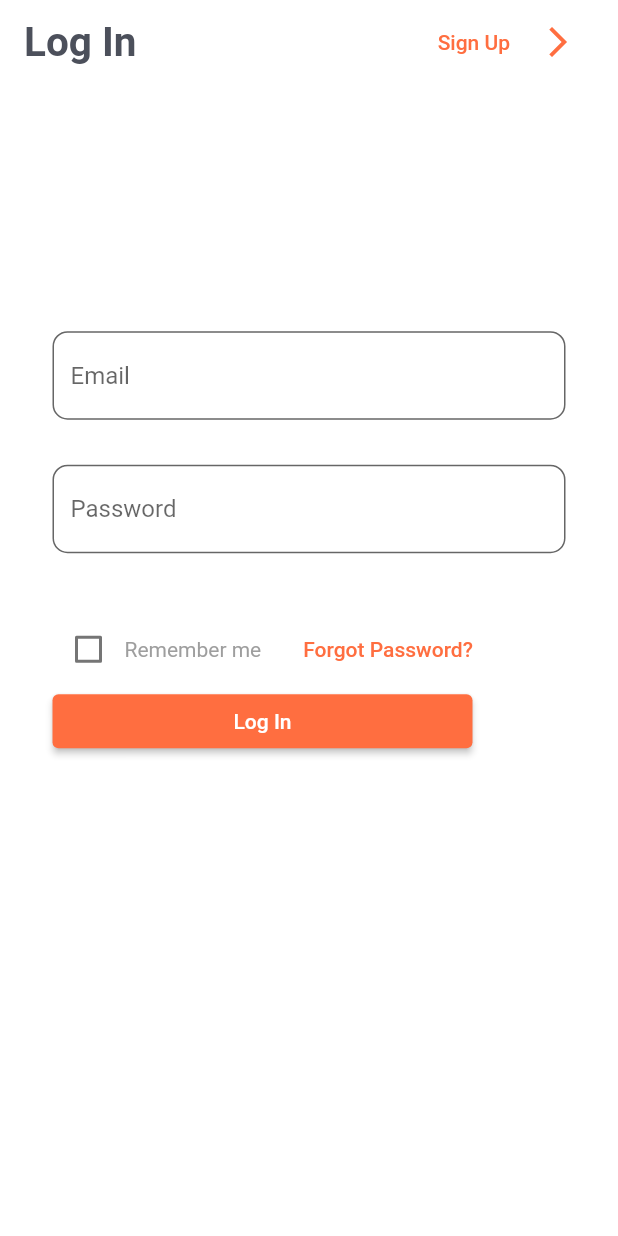
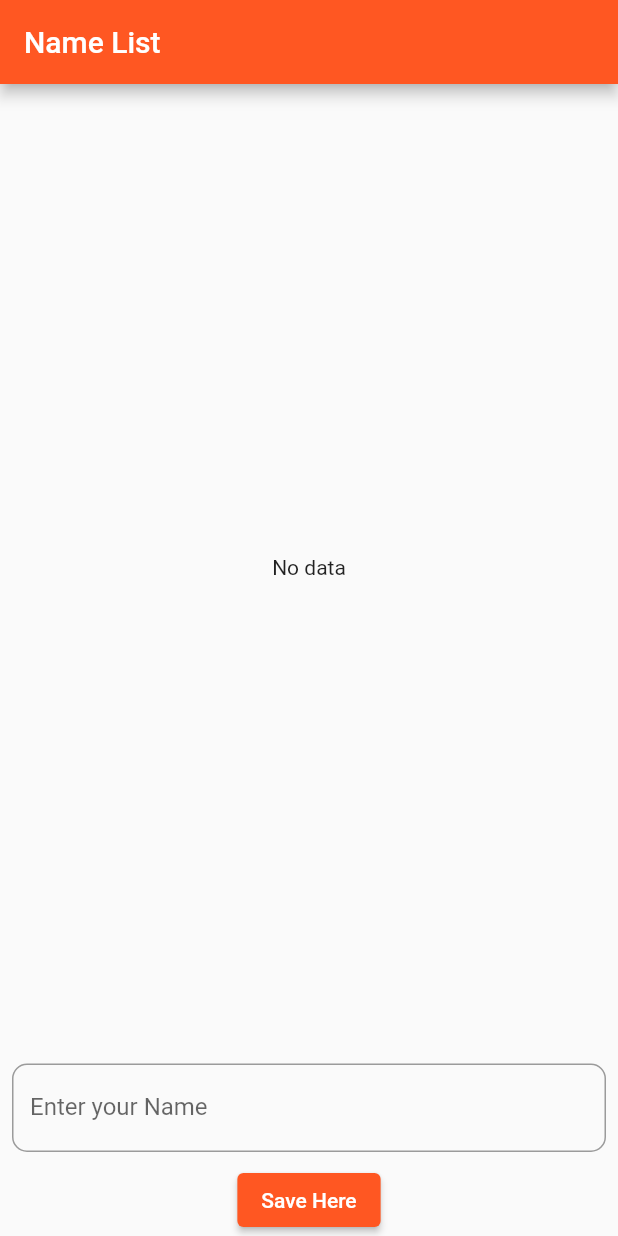
Before and after one commit to karanganwatuyisenge/Habita_tracker, a Flutter app: the screen it shows after launch, on a phone screen of 412 x 824 dp. Run offline on Flutter 3.47's test engine with Material 2 defaults, Android fonts, the phone set to English and light mode, and no system bars; our stand-ins replace cloud_firestore, dio, easy_localization, firebase_auth, firebase_core, flutter_local_notifications and 2 more; missing offline and left inert: android_alarm_manager_plus; accounts and stored records are empty.

```diff
--- /dev/null
+++ b/lib/Help/nameList.dart
@@ -0,0 +1,116 @@
+import 'package:flutter/material.dart';
+
+class NameList extends StatefulWidget {
+  const NameList({Key? key, required List<String> names}) : super(key: key);
+
+  @override
+  State<NameList> createState() => _NameListState();
+}
+
+class _NameListState extends State<NameList> {
+  final _formKey = GlobalKey<FormState>();
+  final TextEditingController _nameController = TextEditingController();
+  final List<String> _names = [];
+
+  void _saveName() {
+    if (_formKey.currentState!.validate()) {
+      setState(() {
+        _names.add(_nameController.text);
+        _nameController.clear();
+      });
+    } else {
+      ScaffoldMessenger.of(context).showSnackBar(
+        const SnackBar(content: Text('Please enter your name')),
+      );
+    }
+  }
+
+  void _deleteName(int index) {
+    setState(() {
+      final deletedName = _names.removeAt(index);
+      ScaffoldMessenger.of(context).showSnackBar(
+        SnackBar(content: Text('Deleted $deletedName')),
+      );
+    });
+  }
+
+  @override
+  Widget build(BuildContext context) {
+    return Scaffold(
+      appBar: AppBar(title: const Text('Name List')),
+      body: Column(
+        children: [
+          Expanded(
+            child: _names.isEmpty
+                ? Center(child: Text('No data'))
+                : ListView.builder(
+              itemCount: _names.length,
+              itemBuilder: (BuildContext context, int index) {
+                return ListTile(
+                  title: Text(_names[index]),
+                  trailing: IconButton(
+                    icon: const Icon(Icons.delete),
+                    onPressed: () => _deleteName(index),
+                  ),
+                );
+              },
+            ),
+          ),
+          Padding(
+            padding: const EdgeInsets.all(8.0),
+            child: Form(
+              key: _formKey,
+              child: TextFormField(
+                controller: _nameController,
+                decoration: InputDecoration(
+                  labelText: 'Enter your Name',
+                  border: OutlineInputBorder(
+                    borderRadius: BorderRadius.circular(10),
+                  ),
+                ),
+                validator: (value) {
+                  if (value!.isEmpty) {
+                    return 'Please enter your name';
+                  }
+                  return null;
+                },
+              ),
+            ),
+          ),
+          ElevatedButton(
+            child: const Text('Save Here'),
+            onPressed: _saveName,
+          ),
+        ],
+      ),
+    );
+  }
+}
+
+
+
+// import 'package:flutter/material.dart';
+// import 'package:flutter_test/flutter_test.dart';
+//
+// void main() {
+//   testWidgets('MyWidget displays correct text', (WidgetTester tester) async {
+//     await tester.pumpWidget(MyWidget(text: 'Hello, world!'));
+//     expect(find.text('Hello, world!'), findsOneWidget);
+//   });
+// }
+// class MyWidget extends StatelessWidget {
+//   final String text;
+//
+//   MyWidget({required this.text});
+//
+//   @override
+//   Widget build(BuildContext context) {
+//     return MaterialApp(
+//       home: Scaffold(
+//         body: Center(
+//           child: Text(text),
+//         ),
+//       ),
+//     );
+//   }
+// }
--- a/lib/main.dart
+++ b/lib/main.dart
@@ -1,4 +1,6 @@
 import 'package:flutter_local_notifications/flutter_local_notifications.dart';
+import 'package:tracker_habit/Help/nameList.dart';
+import 'package:tracker_habit/Help/testWidget.dart';
 import 'package:tracker_habit/homepage.dart';
 import 'package:tracker_habit/screen/fetchData.dart';
 import 'package:tracker_habit/screen/habit/dailyHabit.dart';
@@ -27,8 +29,7 @@ Future<void> main() async {
         Locale('en', 'US'),
         Locale('fr', 'FR'),
        // Locale('rw', 'RW'),
-
-        //Locale('Kinyarwanda', 'rw', 'RW'),
+        //Locale('Kinyarwanda','rw', 'RW'),
       ],
       path: 'assets/translations',
       fallbackLocale: const Locale('en', 'US'),
@@ -47,7 +48,7 @@ class MyApp extends StatelessWidget {
         supportedLocales: context.supportedLocales,
         locale: context.locale,
         debugShowCheckedModeBanner: false,
-        initialRoute: 'login',
+        initialRoute: 'testWidget',
         theme: ThemeData(
           primarySwatch: Colors.deepOrange,
         ),
@@ -60,6 +61,7 @@ class MyApp extends StatelessWidget {
           'fetchData': (context) => FetchData(),
           'help': (context) => const Display(),
           'daily': (context) => const DailyHabit(),
+          'testWidget':(context) => NameList(names: [],),
         },
         //home: MyHomePage()
     );
--- a/lib/models/language.dart
+++ b/lib/models/language.dart
@@ -6,4 +6,9 @@ class Language {
     required this.name,
     required this.icon,
 });
+  factory Language.fromJson(Map<String,dynamic> json){
+    return Language(
+        name: json['name'],
+        icon: json['icon']);
+  }
 }
```
Also changed, not shown: lib/Help/testWidget.dart (added, +137 -0 lines), lib/models/country.dart (+4 -25 lines), pubspec.lock, 5 other files.
